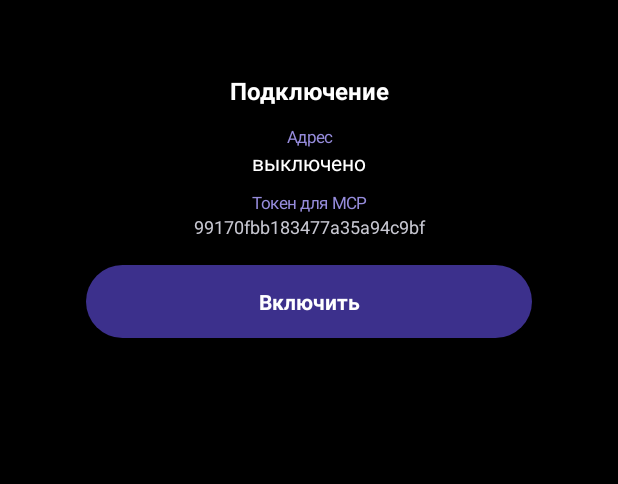
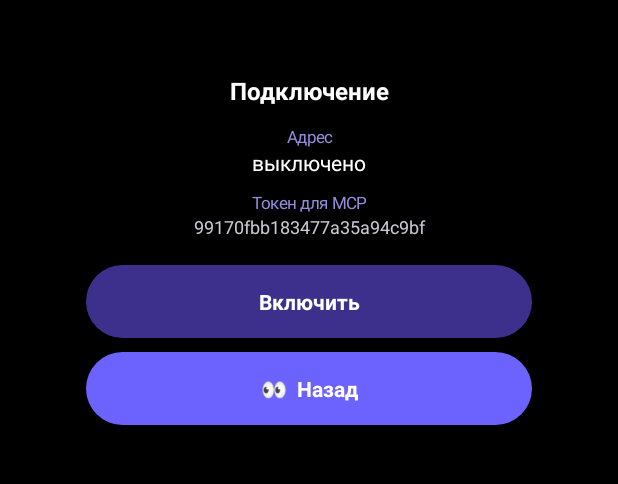
Before and after one commit to iachimciucprojects-netizen/WristEyes, an Android app: the MainActivity screen opened directly, with no data from a screen before it, on a phone screen of 412 x 824 dp, the part 84-568 px from its top. Run offline under Robolectric (Android 15) with nearby library versions, the phone set to English and light mode, and no system bars.

Commit message:
back button on the connection screen

```diff
--- a/app/src/main/java/com/wristeyes/MainActivity.kt
+++ b/app/src/main/java/com/wristeyes/MainActivity.kt
@@ -45,6 +45,14 @@ class MainActivity : Activity() {
             }
         }
         column.addView(toggle, LinearLayout.LayoutParams(-1, -2).apply { topMargin = 26 })
+        column.addView(label("👀  Назад", 14f, Color.WHITE, bold = true).apply {
+            setPadding(0, 22, 0, 22)
+            background = GradientDrawable().apply {
+                cornerRadius = 100f
+                setColor(Color.rgb(108, 99, 255))
+            }
+            setOnClickListener { finish() }
+        }, LinearLayout.LayoutParams(-1, -2).apply { topMargin = 14 })
         setContentView(ScrollView(this).apply {
             addView(column)
             setBackgroundColor(Color.BLACK)
```
